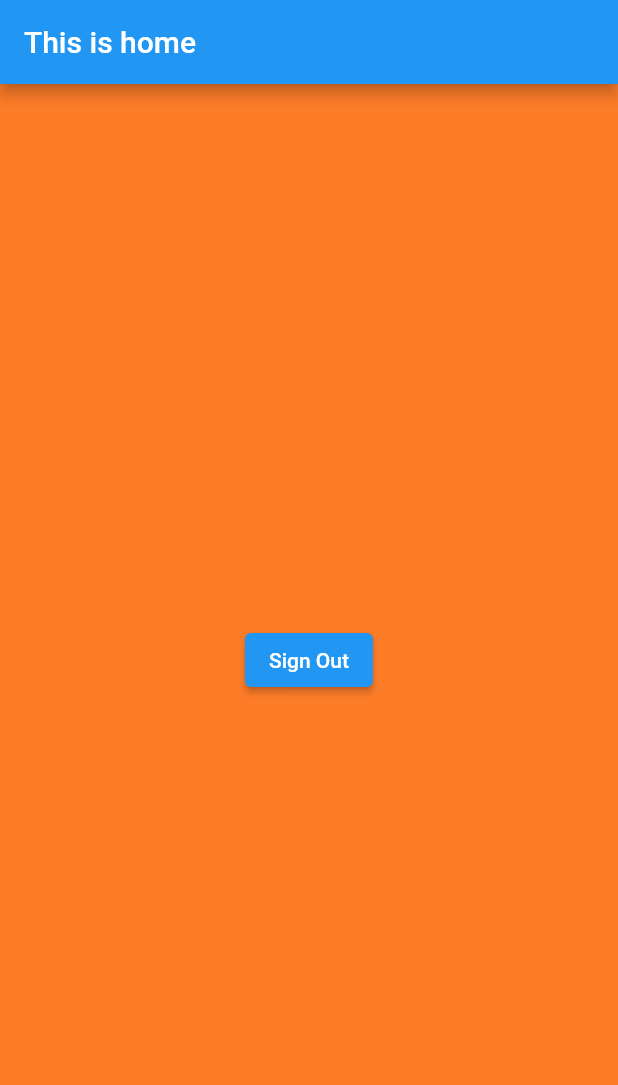
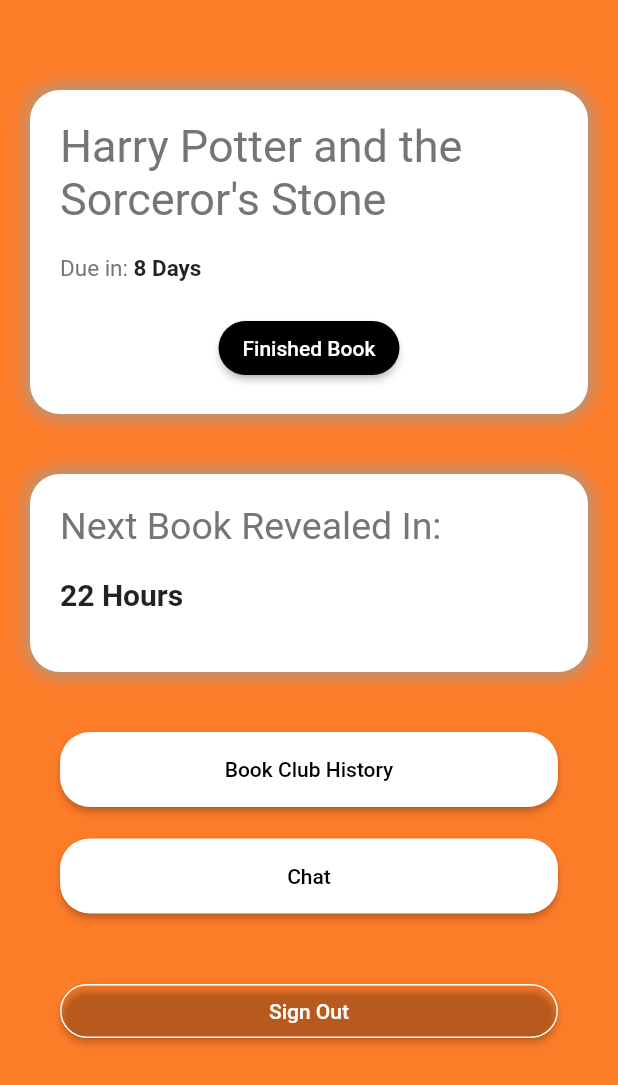
Before and after one commit to G-Sackey/bookify, a Flutter app: the HomeScreen screen opened by its route, after a tap on "Sign Out", on a phone screen of 412 x 824 dp. Shown: the top 1085 px of the screen. Run offline on Flutter 3.47's test engine with Material 2 defaults, Android fonts, the phone set to English and light mode, and no system bars; our stand-ins replace cloud_firestore, firebase_auth, firebase_core, google_sign_in; missing offline and left inert: dart:ffi; accounts and stored records are empty; network calls fail.

```diff
--- a/bookify/lib/main.dart
+++ b/bookify/lib/main.dart
@@ -1,8 +1,12 @@
 import 'dart:ffi';
 
 import 'package:bookify/firebase_options.dart';
+import 'package:bookify/screens/chat/chat.dart';
+import 'package:bookify/screens/createGroup/createGroup.dart';
 import 'package:bookify/screens/home/home.dart';
+import 'package:bookify/screens/joinGroup/joinGroup.dart';
 import 'package:bookify/screens/login/login.dart';
+import 'package:bookify/screens/noGroup/noGroup.dart';
 import 'package:bookify/screens/root/root.dart';
 import 'package:bookify/screens/signup/localwidgets/signup_form.dart';
 import 'package:bookify/states/currentuser.dart';
@@ -30,8 +34,10 @@ class MyApp extends StatelessWidget {
         theme: OurTheme().buildTheme(),
         home: const OurRoot(),
         routes: {
-          'root': (context) => OurRoot(),
-          'home': (context) => HomeScreen(),
+          'root': (context) => const OurRoot(),
+          'home': (context) => const HomeScreen(),
+          'chat': (context) => const ChatScreen(),
+          'nogroup': (context) => const OurNoGroup(),
         },
       ),
     );
--- a/bookify/lib/models/user.dart
+++ b/bookify/lib/models/user.dart
@@ -5,11 +5,13 @@ class OurUser {
   late String email;
   late String fullName;
   late Timestamp? accountCreated;
+  late String groupId;
 
   OurUser({
     required this.uid,
     required this.email,
     required this.fullName,
     required this.accountCreated,
+    required this.groupId,
   });
 }
--- a/bookify/lib/screens/home/home.dart
+++ b/bookify/lib/screens/home/home.dart
@@ -2,32 +2,134 @@
 
 import 'package:bookify/screens/root/root.dart';
 import 'package:bookify/states/currentuser.dart';
+import 'package:bookify/widgets/ourcontainer.dart';
 import 'package:flutter/material.dart';
 import 'package:provider/provider.dart';
 
 class HomeScreen extends StatelessWidget {
   const HomeScreen({super.key});
 
+  Future _goToNoGroup (BuildContext context)async {
+    Navigator.pushNamed(context, 'nogroup');
+  }
+
+  Future _signOut (BuildContext context)async{
+     CurrentUser _currentUser = Provider.of<CurrentUser>(context, listen: false);
+    String _returnString = await _currentUser.signOut();
+    if (_returnString == 'success') {
+      Navigator.pushNamed(context, 'root');
+  }
+  }
+
 
   @override
   Widget build(BuildContext context) {
     return Scaffold(
-      appBar: AppBar(
-        automaticallyImplyLeading: false,
-        title: Text('This is home'),
-      ),
-      body: Center(
-        child: ElevatedButton(
-          onPressed: () async {
-            CurrentUser _currentUser = Provider.of<CurrentUser>(context, listen: false);
-    String _returnString = await _currentUser.signOut();
-    if (_returnString == 'success') {
-      Navigator.pushNamed(context, 'root');
-    }
-          },
-          child: Text("Sign Out"),
-        ),
-      ),
+      body: ListView (
+        children: <Widget>[
+          const SizedBox(height: 40,),
+
+          Padding(
+            padding: EdgeInsets.all(20.0),
+            child: ourContainer(
+              child: Column(
+                children: [
+                  Text(
+                    "Harry Potter and the Sorceror's Stone",
+                    style: TextStyle(
+                      fontSize: 30,
+                      color: Colors.grey[600],
+                    ),
+                  ),
+                  Padding(
+                    padding: const EdgeInsets.symmetric(vertical: 20),
+                    child: Row(
+                      children: [
+                        Text("Due in: ",
+                        style: TextStyle(
+                      fontSize: 15,
+                      color: Colors.grey[600],
+                    ),
+                        ),
+                       const Text("8 Days",
+                         style: TextStyle(
+                      fontSize: 15,
+                      fontWeight: FontWeight.bold,
+                    ),
+                        ),
+                      ],
+                    ),
+                  ),
+                  ElevatedButton(
+              style: ElevatedButton.styleFrom(backgroundColor: Colors.black, shape: RoundedRectangleBorder(borderRadius: BorderRadius.circular(20))),
+              onPressed: () {}, child: Text("Finished Book", style: TextStyle(color: Colors.white),)),
+                ],
+              )
+              ),
+          ),
+
+          Padding(
+            padding: EdgeInsets.all(20.0),
+            child: ourContainer(
+              child: Column(
+                crossAxisAlignment: CrossAxisAlignment.start,
+                children: [
+                  Text(
+                    "Next Book Revealed In: ",
+                    style: TextStyle(
+                      fontSize: 25,
+                      color: Colors.grey[600],
+                    ),
+                  ),
+                  const Padding(
+                    padding: EdgeInsets.symmetric(vertical: 20),
+                    child: Row(
+                      children: [
+                       Text("22 Hours",
+                         style: TextStyle(
+                      fontSize: 20,
+                      fontWeight: FontWeight.bold,
+                    ),
+                        ),
+                      ],
+                    ),
+                  ),
+                ],
+              )
+              ),
+          ),
+
+          Padding(
+            padding: const EdgeInsets.symmetric(horizontal: 40, vertical: 20),
+            child: ElevatedButton(
+              style: ElevatedButton.styleFrom(backgroundColor: Colors.white,
+              shape: RoundedRectangleBorder(borderRadius: BorderRadius.circular(20)),
+              fixedSize: Size(50, 50)
+              ),
+              onPressed: () => _goToNoGroup(context), child: Text("Book Club History", style: TextStyle(color: Colors.black),)),
+          ),
+          Padding(
+            padding: const EdgeInsets.symmetric(horizontal: 40, vertical: 1),
+            child: ElevatedButton(
+              style: ElevatedButton.styleFrom(backgroundColor: Colors.white,
+              shape: RoundedRectangleBorder(borderRadius: BorderRadius.circular(20)),
+              fixedSize: Size(50, 50)
+              ),
+              onPressed: () {
+                Navigator.pushNamed(context, 'chat');
+              }, child: Text("Chat", style: TextStyle(color: Colors.black),)),
+          ),
+          Padding(
+            padding: const EdgeInsets.symmetric(horizontal: 40, vertical: 40),
+            child: ElevatedButton(
+              style: ElevatedButton.styleFrom(backgroundColor: Colors.transparent,
+              shape: RoundedRectangleBorder(borderRadius: BorderRadius.circular(20), side: const BorderSide(color: Colors.white)),
+              fixedSize: const Size(40, 30)
+              ),
+              onPressed: () => _signOut(context), child: Text("Sign Out", style: TextStyle(color: Colors.white),)),
+          ),
+        ],
+      )
     );
   }
 }
--- a/bookify/lib/screens/login/localwidgets/login_form.dart
+++ b/bookify/lib/screens/login/localwidgets/login_form.dart
@@ -1,6 +1,6 @@
-// ignore_for_file: camel_case_types, prefer_const_constructors
+// ignore_for_file: camel_case_types, prefer_const_constructors, use_build_context_synchronously
 
-import 'package:bookify/screens/home/home.dart';
+import 'package:bookify/screens/root/root.dart';
 import 'package:bookify/screens/signup/signup.dart';
 import 'package:bookify/widgets/ourcontainer.dart';
 import 'package:flutter/material.dart';
@@ -47,8 +47,8 @@ class _ourLoginFormState extends State<ourLoginForm> {
       _returnString = 'success';
 
       if (_returnString == 'success') {
-        Navigator.pushNamed(context, 'home');
-      } else {
+        Navigator.pushNamed(context, 'root');
+          } else {
         ScaffoldMessenger.of(context).showSnackBar(SnackBar(
           content: Text(_returnString),
           duration: Duration(seconds: 2),
--- a/bookify/lib/screens/root/root.dart
+++ b/bookify/lib/screens/root/root.dart
@@ -1,12 +1,16 @@
 import 'package:bookify/screens/home/home.dart';
 import 'package:bookify/screens/login/login.dart';
+import 'package:bookify/screens/noGroup/noGroup.dart';
+import 'package:bookify/screens/splashScreen/splashScreen.dart';
 import 'package:bookify/states/currentuser.dart';
 import 'package:flutter/material.dart';
 import 'package:provider/provider.dart';
 
 enum AuthStatus {
+  unknown,
   notLoggedIn,
-  loggedIn,
+  notInGroup,
+  inGroup
 }
 
 class OurRoot extends StatefulWidget {
@@ -17,7 +21,7 @@ class OurRoot extends StatefulWidget {
 }
 
 class _OurRootState extends State<OurRoot> {
-  AuthStatus _authStatus = AuthStatus.notLoggedIn;
+  AuthStatus _authStatus = AuthStatus.unknown;
 
   @override
   void didChangeDependencies() async {
@@ -28,10 +32,21 @@ class _OurRootState extends State<OurRoot> {
     CurrentUser _currentUser = Provider.of<CurrentUser>(context, listen: false);
     String _returnString = await _currentUser.onStartUp();
     if (_returnString == 'success') {
+      if (_currentUser.getcurrentUser.groupId != null) {
+         setState(() {
+        _authStatus = AuthStatus.inGroup;
+      });
+      }
+      else{
       setState(() {
-        _authStatus = AuthStatus.loggedIn;
+        _authStatus = AuthStatus.notInGroup;
       });
-    }
+    }}
+    else{
+    setState(() {
+        _authStatus = AuthStatus.notLoggedIn;
+      });
+  }
   }
 
   @override
@@ -39,10 +54,16 @@ class _OurRootState extends State<OurRoot> {
     Widget retVal = SizedBox();
 
     switch (_authStatus) {
+      case AuthStatus.unknown:
+        retVal = Splashscreen();
+        break;
       case AuthStatus.notLoggedIn:
         retVal = OurLogin();
         break;
-      case AuthStatus.loggedIn:
+      case AuthStatus.notInGroup:
+        retVal = OurRoot();
+        break;
+       case AuthStatus.inGroup:
         retVal = HomeScreen();
         break;
       default:
--- /dev/null
+++ b/bookify/lib/screens/splashScreen/splashScreen.dart
@@ -0,0 +1,37 @@
+import "package:flutter/material.dart";
+import "package:flutter/services.dart";
+
+
+class Splashscreen extends StatefulWidget {
+  const Splashscreen({super.key});
+
+  @override
+  State<Splashscreen> createState() => _SplashscreenState();
+}
+
+class _SplashscreenState extends State<Splashscreen>
+    with SingleTickerProviderStateMixin {
+  @override
+  void initState() {
+    super.initState();
+    SystemChrome.setEnabledSystemUIMode(SystemUiMode.immersive);
+
+    Future.delayed(const Duration(seconds: 4), () {
+    });
+  }
+
+  @override
+  void dispose() {
+    SystemChrome.setEnabledSystemUIMode(SystemUiMode.manual,
+        overlays: SystemUiOverlay.values);
+    super.dispose();
+  }
+
+  @override
+  Widget build(BuildContext context) {
+    return Scaffold(
+     backgroundColor: Theme.of(context).canvasColor,
+     body: Image.asset('assets/logo.png'),
+    );
+  }
+}
--- a/bookify/lib/states/currentuser.dart
+++ b/bookify/lib/states/currentuser.dart
@@ -9,7 +9,7 @@ import 'package:provider/provider.dart';
 
 class CurrentUser extends ChangeNotifier {
   OurUser _currentUser =
-      OurUser(uid: '', accountCreated: null, email: '', fullName: '');
+      OurUser(uid: '', accountCreated: null, email: '', fullName: '', groupId: '');
 
   OurUser get getcurrentUser => _currentUser;
 
@@ -39,7 +39,7 @@ class CurrentUser extends ChangeNotifier {
     try {
       await _auth.signOut();
       _currentUser =
-          OurUser(uid: '', accountCreated: null, email: '', fullName: '');
+          OurUser(uid: '', accountCreated: null, email: '', fullName: '', groupId: '');
       retVal = 'success';
     } catch (e) {
       print(e);
@@ -52,7 +52,7 @@ class CurrentUser extends ChangeNotifier {
       String email, String password, String fullName) async {
     String retVal = "error";
     OurUser _user =
-        OurUser(uid: '', email: '', fullName: '', accountCreated: null);
+        OurUser(uid: '', email: '', fullName: '', accountCreated: null, groupId: '');
 
     try {
       UserCredential _userCredential = await _auth
@@ -101,7 +101,7 @@ class CurrentUser extends ChangeNotifier {
     );
 
     OurUser _user =
-        OurUser(uid: '', email: '', fullName: '', accountCreated: null);
+        OurUser(uid: '', email: '', fullName: '', accountCreated: null, groupId: '');
 
     try {
       GoogleSignInAccount? _googleUser = await _googleSignIn.signIn();
--- a/bookify/pubspec.yaml
+++ b/bookify/pubspec.yaml
@@ -40,6 +40,7 @@ dependencies:
   # Use with the CupertinoIcons class for iOS style icons.
   cupertino_icons: ^1.0.2
   firebase_core: ^2.15.0
+  js: ^0.6.7
 
 dev_dependencies:
   flutter_test:
```
Also changed, not shown: bookify/lib/models/group.dart (added, +18 -0 lines), bookify/lib/screens/chat/chat.dart (added, +15 -0 lines), bookify/lib/screens/createGroup/createGroup.dart (added, +79 -0 lines), bookify/lib/screens/joinGroup/joinGroup.dart (added, +79 -0 lines), bookify/lib/screens/noGroup/noGroup.dart (added, +90 -0 lines), bookify/lib/services/database.dart (+49 -1 lines), bookify/pubspec.lock.
